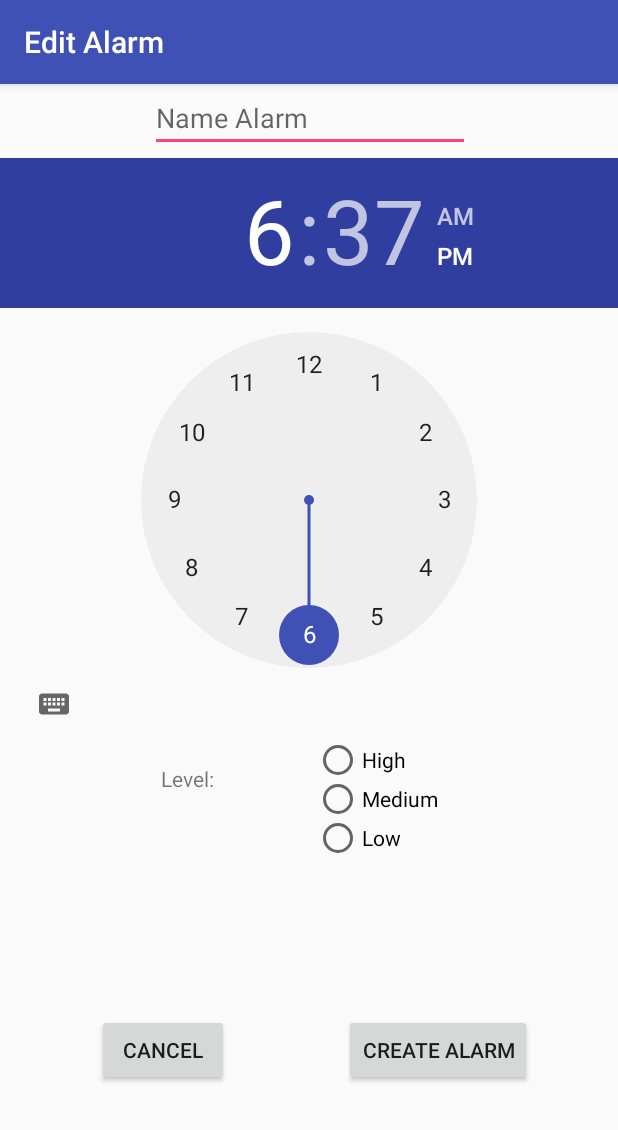
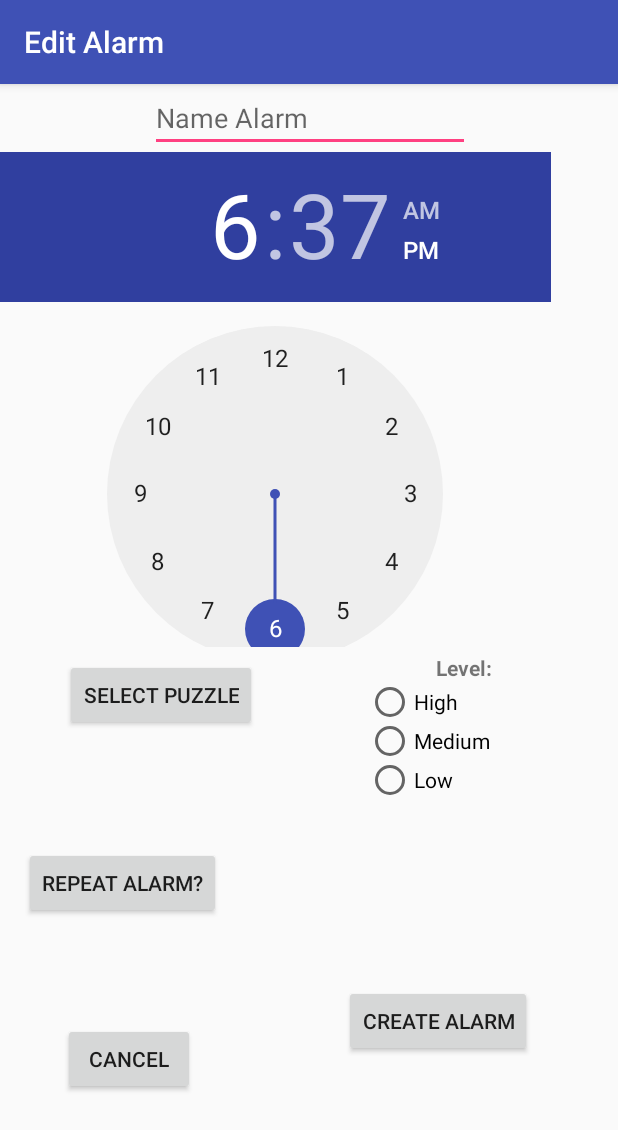
Before and after one commit to alhammonds135/Critical-Wakeup-master, an Android app: the EditAlarm screen opened directly, with no data from a screen before it, on a phone screen of 412 x 824 dp. Shown: the top 1130 px of the screen. Run offline under Robolectric (Android 15) with nearby library versions, the phone set to English and light mode, and no system bars.

Commit message:
Added weekdays and puzle selection xmls

```diff
--- a/app/src/main/java/com/markm/criticalwakeup/Alarm.java
+++ b/app/src/main/java/com/markm/criticalwakeup/Alarm.java
@@ -1,4 +1,6 @@
 package com.markm.criticalwakeup;
+
+import android.view.View;
 
 import java.io.File;
 import java.io.FileNotFoundException;
--- a/app/src/main/java/com/markm/criticalwakeup/AlarmService.java
+++ b/app/src/main/java/com/markm/criticalwakeup/AlarmService.java
@@ -6,6 +6,7 @@ import android.os.Binder;
 import android.os.IBinder;
 import android.support.annotation.Nullable;
 import android.util.Log;
+import android.widget.Button;
 
 import java.util.Calendar;
 
@@ -22,6 +23,7 @@ public class AlarmService extends Service {
     private String Tag = "Alarm Service,";
     private String alarmName;
     private int critNum;
+    Button repeatAlarm;
 
     class AlarmServiceBinder extends Binder {
         public AlarmService getService(){
--- a/app/src/main/java/com/markm/criticalwakeup/EditAlarm.java
+++ b/app/src/main/java/com/markm/criticalwakeup/EditAlarm.java
@@ -17,7 +17,7 @@ public class EditAlarm extends AppCompatActivity {
 
     private EditText aName;
     private TextView crit;
-    private Button create, cancel;
+    private Button create, cancel,repeatAlarm,selectPuzzle;
     private RadioButton high, med, low;
     private int hour, min, critVal;
     private TimePicker timePicker;
@@ -88,6 +88,29 @@ public class EditAlarm extends AppCompatActivity {
                     critVal = 1;
             }
         });
+//*************************************************************
+        repeatAlarm =findViewById(R.id.repeatAlarm);
+        // repeatAlarm.setText("Add Alarm");
+        repeatAlarm.setOnClickListener(new View.OnClickListener() {
+            @Override
+            public void onClick(View v) {
+                Intent in = new Intent(EditAlarm.this,RepeatAlarm.class);
+                startActivity(in);
+            }
+        });
+
+
+        selectPuzzle =findViewById(R.id.selectPuzzle);
+        // repeatAlarm.setText("Add Alarm");
+        selectPuzzle.setOnClickListener(new View.OnClickListener() {
+            @Override
+            public void onClick(View v) {
+                Intent in = new Intent(EditAlarm.this,SelectPuzzle.class);
+                startActivity(in);
+            }
+        });
+
+//****************************************************
 
     }
 
--- a/app/src/main/res/layout/activity_edit_alarm.xml
+++ b/app/src/main/res/layout/activity_edit_alarm.xml
@@ -8,13 +8,13 @@
 
     <TimePicker
         android:id="@+id/timePicker"
-        android:layout_width="wrap_content"
-        android:layout_height="wrap_content"
+        android:layout_width="367dp"
+        android:layout_height="330dp"
         android:layout_centerHorizontal="true"
-        android:layout_marginTop="4dp"
         android:headerBackground="@color/colorPrimaryDark"
         android:numbersSelectorColor="@color/colorPrimary"
         app:layout_constraintEnd_toEndOf="parent"
+        app:layout_constraintHorizontal_bias="0.0"
         app:layout_constraintStart_toStartOf="parent"
         app:layout_constraintTop_toBottomOf="@+id/alarmName"></TimePicker>
 
@@ -36,12 +36,11 @@
         android:id="@+id/level"
         android:layout_width="wrap_content"
         android:layout_height="wrap_content"
-        android:layout_marginEnd="28dp"
-        android:layout_marginStart="68dp"
-        android:layout_marginTop="16dp"
+        android:layout_marginEnd="84dp"
+        android:layout_marginTop="4dp"
         android:text="Critical Level"
-        app:layout_constraintEnd_toStartOf="@+id/radioGroup"
-        app:layout_constraintStart_toStartOf="parent"
+        android:textStyle="bold"
+        app:layout_constraintEnd_toEndOf="parent"
         app:layout_constraintTop_toBottomOf="@+id/timePicker" />
 
     <Button
@@ -53,7 +52,7 @@
         android:layout_marginStart="8dp"
         android:layout_marginTop="8dp"
         android:onClick="make"
-        android:text="Button"
+        android:text="Create Alarm"
         app:layout_constraintBottom_toBottomOf="parent"
         app:layout_constraintEnd_toEndOf="parent"
         app:layout_constraintHorizontal_bias="0.817"
@@ -65,33 +64,30 @@
         android:id="@+id/radioGroup"
         android:layout_width="152dp"
         android:layout_height="78dp"
-        android:layout_marginEnd="30dp"
-        android:layout_marginStart="8dp"
+        android:layout_marginEnd="16dp"
         app:layout_constraintEnd_toEndOf="parent"
-        app:layout_constraintHorizontal_bias="0.907"
-        app:layout_constraintStart_toStartOf="parent"
-        app:layout_constraintTop_toBottomOf="@+id/timePicker">
+        app:layout_constraintTop_toBottomOf="@+id/level">
 
         <RadioButton
             android:id="@+id/high"
             android:layout_width="wrap_content"
             android:layout_height="wrap_content"
             android:layout_weight="1"
-            android:text="RadioButton" />
+            android:text="High" />
 
         <RadioButton
             android:id="@+id/medium"
             android:layout_width="wrap_content"
             android:layout_height="wrap_content"
             android:layout_weight="1"
-            android:text="RadioButton" />
+            android:text="Medium" />
 
         <RadioButton
             android:id="@+id/low"
             android:layout_width="wrap_content"
             android:layout_height="wrap_content"
             android:layout_weight="1"
-            android:text="RadioButton" />
+            android:text="Low" />
     </RadioGroup>
 
     <Button
@@ -102,10 +98,39 @@
         android:layout_marginEnd="22dp"
         android:layout_marginStart="9dp"
         android:layout_marginTop="8dp"
-        android:text="Button"
+        android:text="Cancel"
         app:layout_constraintBottom_toBottomOf="parent"
         app:layout_constraintEnd_toStartOf="@+id/create"
+        app:layout_constraintHorizontal_bias="0.296"
         app:layout_constraintStart_toStartOf="parent"
-        app:layout_constraintTop_toBottomOf="@+id/radioGroup" />
+        app:layout_constraintTop_toBottomOf="@+id/radioGroup"
+        app:layout_constraintVertical_bias="0.612" />
+
+    <Button
+        android:id="@+id/repeatAlarm"
+        android:layout_width="wrap_content"
+        android:layout_height="wrap_content"
+        android:layout_marginEnd="8dp"
+        android:layout_marginStart="16dp"
+        android:layout_marginTop="8dp"
+        android:text="Repeat Alarm?"
+        app:layout_constraintBottom_toTopOf="@+id/cancel"
+        app:layout_constraintEnd_toStartOf="@+id/radioGroup"
+        app:layout_constraintHorizontal_bias="0.0"
+        app:layout_constraintStart_toStartOf="parent"
+        app:layout_constraintTop_toBottomOf="@+id/selectPuzzle" />
+
+    <Button
+        android:id="@+id/selectPuzzle"
+        android:layout_width="wrap_content"
+        android:layout_height="wrap_content"
+        android:layout_marginEnd="8dp"
+        android:layout_marginStart="8dp"
+        android:layout_marginTop="8dp"
+        android:text="Select Puzzle"
+        app:layout_constraintEnd_toStartOf="@+id/level"
+        app:layout_constraintHorizontal_bias="0.241"
+        app:layout_constraintStart_toStartOf="parent"
+        app:layout_constraintTop_toBottomOf="@+id/timePicker" />
 
 </android.support.constraint.ConstraintLayout>
```
Also changed, not shown: app/src/main/AndroidManifest.xml (+20 -0 lines), app/src/main/java/com/markm/criticalwakeup/RepeatAlarm.java (added, +60 -0 lines), app/src/main/java/com/markm/criticalwakeup/SelectPuzzle.java (added, +17 -0 lines), app/src/main/res/layout/activity_repeat_alarm.xml (added, +114 -0 lines), app/src/main/res/layout/activity_select_puzzle.xml (added, +43 -0 lines), app/src/main/res/values/strings.xml (+12 -0 lines).
